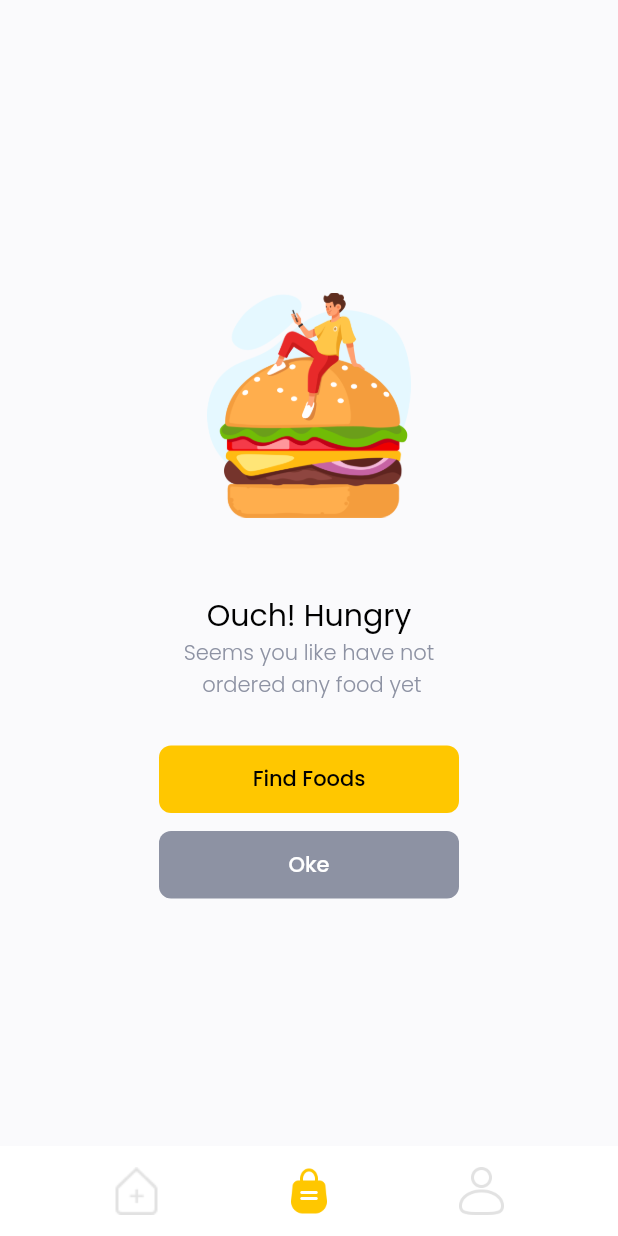
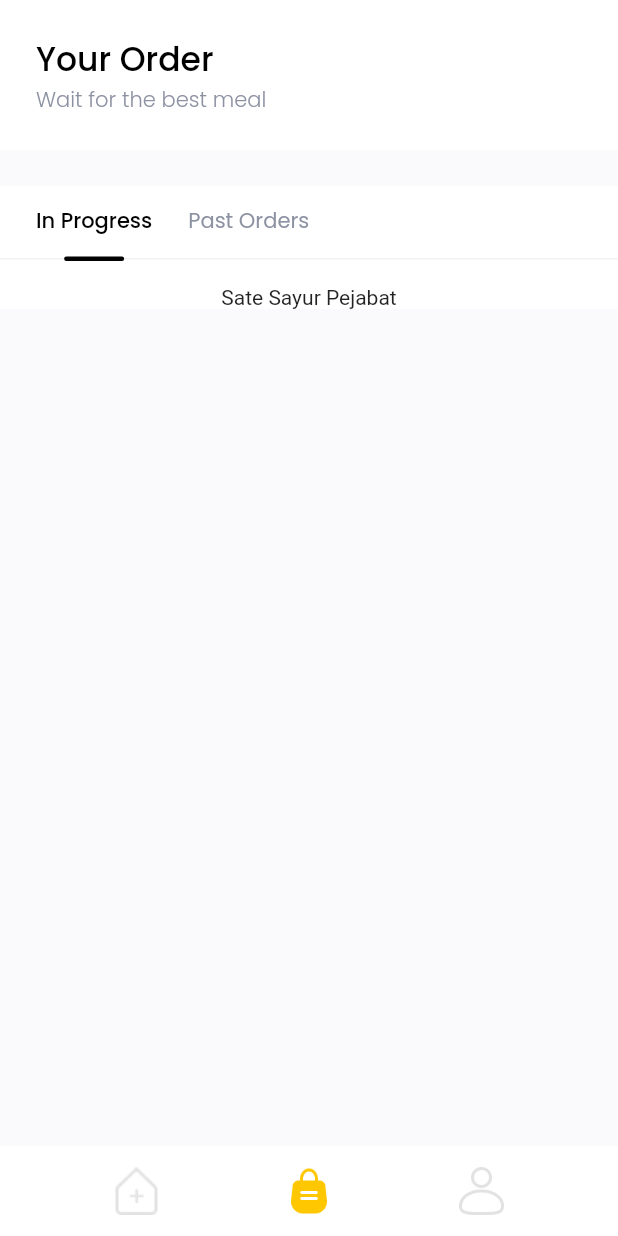
Before and after one commit to nurmuhaidi/food_market, a Flutter app: the MainPage screen opened directly, swiped to page 2, on a phone screen of 412 x 824 dp. Run offline on Flutter 3.47's test engine with Material 2 defaults, Android fonts, the phone set to English and light mode, and no system bars; our stand-ins replace equatable, flutter_spinkit, get, google_fonts, material_design_icons_flutter, supercharged.

Commit message:
FM19 - Order History Page Part 1

```diff
--- a/lib/main.dart
+++ b/lib/main.dart
@@ -17,7 +17,7 @@ class _MyAppState extends State<MyApp> {
   Widget build(BuildContext context) {
     return GetMaterialApp(
       debugShowCheckedModeBanner: false,
-      home: SuccessSignUpPage(),
+      home: MainPage(),
     );
   }
 }
--- a/lib/models/transaction.dart
+++ b/lib/models/transaction.dart
@@ -1,6 +1,6 @@
 part of 'models.dart';
 
-enum TransactionStatus { delivered, on_delivered, pending, cancelled }
+enum TransactionStatus { delivered, on_delivery, pending, cancelled }
 
 class Transaction extends Equatable {
   final int id;
@@ -52,14 +52,14 @@ class Transaction extends Equatable {
       ];
 }
 
-List<Transaction> mockTransaction = [
+List<Transaction> mockTransactions = [
   Transaction(
     id: 1,
     food: mockFoods[1],
     quantity: 10,
     total: (mockFoods[1].price * 10 * 1.1).round() + 50000,
     dateTime: DateTime.now(),
-    status: TransactionStatus.on_delivered,
+    status: TransactionStatus.on_delivery,
     user: mockUser,
   ),
   Transaction(
@@ -70,5 +70,14 @@ List<Transaction> mockTransaction = [
     dateTime: DateTime.now(),
     status: TransactionStatus.delivered,
     user: mockUser,
+  ),
+  Transaction(
+    id: 3,
+    food: mockFoods[3],
+    quantity: 5,
+    total: (mockFoods[3].price * 5 * 1.1).round() + 50000,
+    dateTime: DateTime.now(),
+    status: TransactionStatus.cancelled,
+    user: mockUser,
   )
 ];
--- a/lib/ui/pages/main_page.dart
+++ b/lib/ui/pages/main_page.dart
@@ -34,15 +34,7 @@ class _MainPageState extends State<MainPage> {
                   child: FoodPage(),
                 ),
                 Center(
-                  child: IllustrationPage(
-                    title: 'Ouch! Hungry',
-                    subtitle: 'Seems you like have not \n ordered any food yet',
-                    picturePath: 'assets/image/love_burger.png',
-                    buttonTitle1: 'Find Foods',
-                    buttonTap1: () {},
-                    buttonTap2: () {},
-                    buttonTitle2: 'Oke',
-                  ),
+                  child: OrderHistoryPage(),
                 ),
                 Center(
                   child: Text('Profile'),
--- /dev/null
+++ b/lib/ui/pages/order_history_page.dart
@@ -0,0 +1,93 @@
+part of 'pages.dart';
+
+class OrderHistoryPage extends StatefulWidget {
+  @override
+  _OrderHistoryPageState createState() => _OrderHistoryPageState();
+}
+
+class _OrderHistoryPageState extends State<OrderHistoryPage> {
+  int selectedIndex = 0;
+
+  List<Transaction> inProgress = mockTransactions
+      .where((element) =>
+          element.status == TransactionStatus.on_delivery ||
+          element.status == TransactionStatus.pending)
+      .toList();
+  List<Transaction> past = mockTransactions
+      .where((element) =>
+          element.status == TransactionStatus.delivered ||
+          element.status == TransactionStatus.cancelled)
+      .toList();
+
+  @override
+  Widget build(BuildContext context) {
+    if (inProgress.length == 0 && past.length == 0) {
+      return IllustrationPage(
+        title: 'Ouch! Hungry',
+        subtitle: 'Seems you like have not \n ordered any food yet',
+        picturePath: 'assets/image/love_burger.png',
+        buttonTitle1: 'Find Foods',
+        buttonTap1: () {},
+      );
+    } else {
+      return ListView(
+        children: [
+          Column(
+            children: [
+              //// Header
+              Container(
+                height: 100,
+                width: double.infinity,
+                margin: EdgeInsets.only(bottom: defaultMargin),
+                padding: EdgeInsets.symmetric(horizontal: defaultMargin),
+                color: Colors.white,
+                child: Column(
+                  crossAxisAlignment: CrossAxisAlignment.start,
+                  mainAxisAlignment: MainAxisAlignment.center,
+                  children: [
+                    Text(
+                      'Your Order',
+                      style: blackFontStyle1,
+                    ),
+                    Text(
+                      'Wait for the best meal',
+                      style: greyFontStyle.copyWith(
+                        fontWeight: FontWeight.w300,
+                      ),
+                    )
+                  ],
+                ),
+              ),
+              //// Body
+              Container(
+                width: double.infinity,
+                color: Colors.white,
+                child: Column(
+                  children: [
+                    CustomTabBar(
+                      titles: ['In Progress', 'Past Orders'],
+                      selectedIndex: selectedIndex,
+                      onTap: (index) {
+                        setState(() {
+                          selectedIndex = index;
+                        });
+                      },
+                    ),
+                    SizedBox(
+                      height: 16,
+                    ),
+                    Column(
+                      children: (selectedIndex == 0 ? inProgress : past)
+                          .map((e) => Text(e.food.name))
+                          .toList(),
+                    )
+                  ],
+                ),
+              )
+            ],
+          ),
+        ],
+      );
+    }
+  }
+}
--- a/lib/ui/pages/pages.dart
+++ b/lib/ui/pages/pages.dart
@@ -22,3 +22,4 @@ part 'payment_page.dart';
 part 'illustration_page.dart';
 part 'success_order_page.dart';
 part 'success_sign_up_page.dart';
+part 'order_history_page.dart';
```
